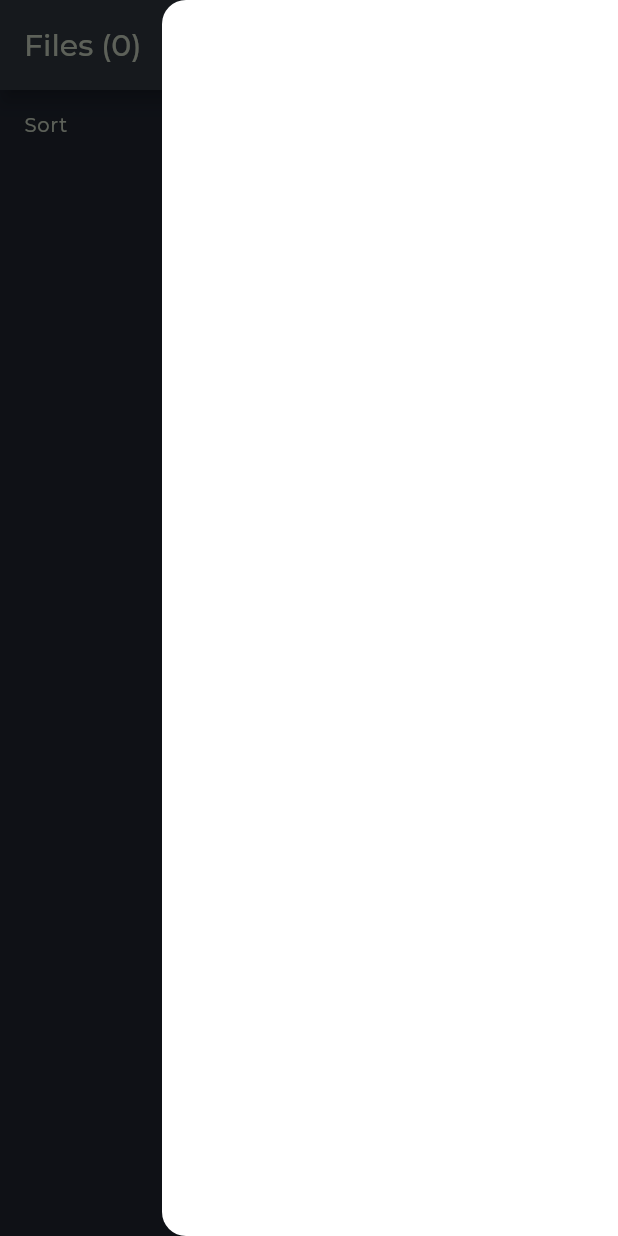
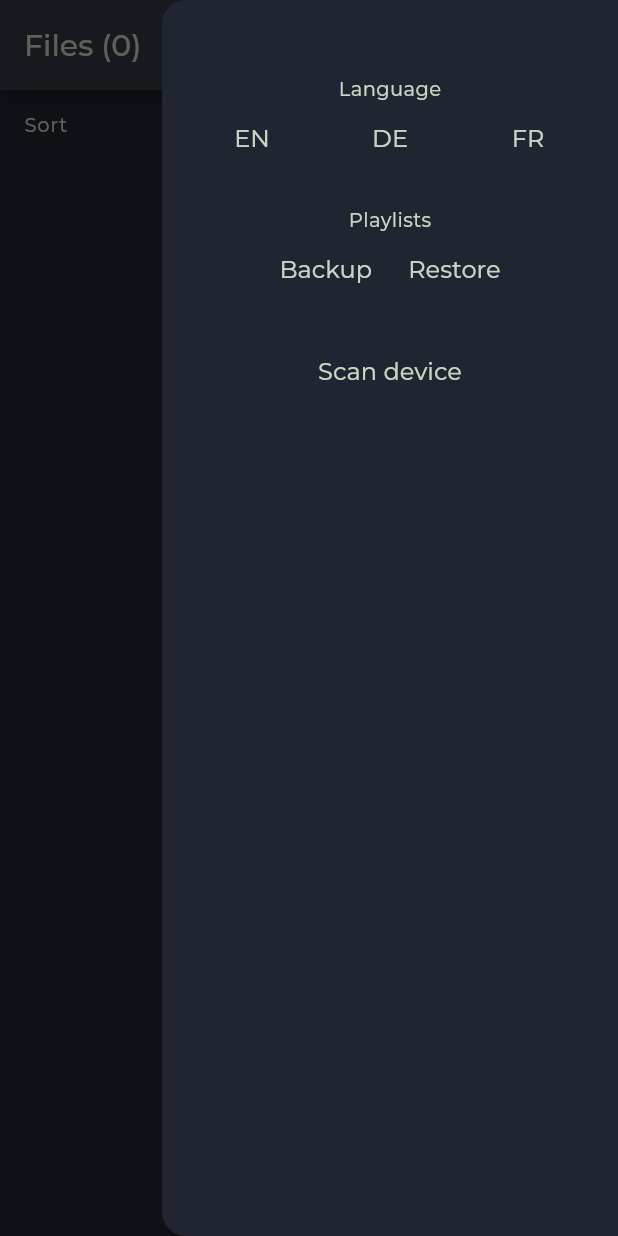
Before and after one commit to benbass/OrangeJam, a Flutter app: the screen it shows after launch, with the side drawer open, on a phone screen of 412 x 824 dp. Run offline on Flutter 3.47's test engine with Material 3 defaults, Android fonts, the light colour scheme and no system bars; our stand-ins replace audio_video_progress_bar, awesome_notifications, bloc, dartz, device_info_plus, diacritic and 9 more; missing offline and left inert: audio_session, audio_wave, external_path, flutter_sound, googleapis, metadata_god and 1 more; generated files the repository leaves out were written again; project files that could hold a hidden picture were left out.

Commit message:
Localization cubit implementiert, drawer

```diff
--- /dev/null
+++ b/lib/application/language/language_cubit.dart
@@ -0,0 +1,14 @@
+import 'package:bloc/bloc.dart';
+import 'package:shared_preferences/shared_preferences.dart';
+
+class LanguageCubit extends Cubit<String> {
+  LanguageCubit() : super("");
+
+  void setLang(String lang) async {
+    final Future<SharedPreferences> langPrefsI =
+    SharedPreferences.getInstance();
+    SharedPreferences langPrefs = await langPrefsI;
+    langPrefs.setString("prefLang", lang);
+    emit(lang);
+  }
+}
--- a/lib/l10n/intl_de.arb
+++ b/lib/l10n/intl_de.arb
@@ -71,5 +71,9 @@
   "playlistHandler_theTrackWasAddedToThePlaylistSelectedval": "Der Track wurde zur Playlist '{selectedVal}' hinzugefügt.",
   "playlistHandler_thePlaylistSelectedvalAlreadyContainsThisTrack": "Dieser Track befindet sich bereits in der Playlist '{selectedVal}'.",
   "playlistHandler_pickAPlaylist": "Playlist auswählen!",
-  "playlistHandler_pick": "Auswählen"
+  "playlistHandler_pick": "Auswählen",
+  "drawer_language": "Sprache",
+  "drawer_backup": "Sicherung",
+  "drawer_restore": "Wiederherstellung",
+  "drawer_scanDevice": "Gerät durchsuchen"
 }
--- a/lib/l10n/intl_en.arb
+++ b/lib/l10n/intl_en.arb
@@ -71,5 +71,9 @@
   "playlistHandler_theTrackWasAddedToThePlaylistSelectedval": "The track was added to the playlist '{selectedVal}'.",
   "playlistHandler_thePlaylistSelectedvalAlreadyContainsThisTrack": "The playlist '{selectedVal}' already contains this track.",
   "playlistHandler_pickAPlaylist": "Pick a playlist!",
-  "playlistHandler_pick": "Pick"
+  "playlistHandler_pick": "Pick",
+  "drawer_language": "Language",
+  "drawer_backup": "Backup",
+  "drawer_restore": "Restore",
+  "drawer_scanDevice": "Scan device"
 }
--- a/lib/l10n/intl_fr.arb
+++ b/lib/l10n/intl_fr.arb
@@ -71,5 +71,9 @@
   "playlistHandler_theTrackWasAddedToThePlaylistSelectedval": "Le titre a été ajouté à la playlist '{selectedVal}'.",
   "playlistHandler_thePlaylistSelectedvalAlreadyContainsThisTrack": "La playlist '{selectedVal}' contient déjà ce titre.",
   "playlistHandler_pickAPlaylist": "Choisis une playlist!",
-  "playlistHandler_pick": "Sélection"
+  "playlistHandler_pick": "Sélection",
+  "drawer_language": "Langue",
+  "drawer_backup": "Backup",
+  "drawer_restore": "Restaurer",
+  "drawer_scanDevice": "Recherche de fichiers"
 }
--- a/lib/main.dart
+++ b/lib/main.dart
@@ -1,5 +1,7 @@
 import 'package:flutter/material.dart';
 import 'package:flutter_localizations/flutter_localizations.dart';
+import 'package:orange_player/application/language/language_cubit.dart';
+
 import 'generated/l10n.dart';
 import 'package:orange_player/application/playlists/playlists_bloc.dart';
 import 'package:orange_player/application/extra_bar_all_files/filterby/appbar_filterby_cubit.dart';
@@ -112,6 +114,11 @@ class MyApp extends StatelessWidget {
           BlocProvider(
             create: (BuildContext context) => IsCommWithGoogleCubit(),
           ),
+
+          /// handles app language
+          BlocProvider(
+            create: (BuildContext context) => LanguageCubit(),
+          ),
         ],
         child: const MyHomePage(),
       ),
--- /dev/null
+++ b/lib/presentation/drawer/drawer.dart
@@ -0,0 +1,92 @@
+import 'package:flutter/material.dart';
+import 'package:flutter_bloc/flutter_bloc.dart';
+import 'package:orange_player/application/language/language_cubit.dart';
+
+import '../../application/listview/tracklist/tracklist_bloc.dart';
+import '../../generated/l10n.dart';
+import '../../injection.dart';
+import '../homepage/custom_widgets/custom_widgets.dart';
+
+class MyDrawer extends StatelessWidget {
+  final List<Locale> supportedLang;
+
+  const MyDrawer({
+    super.key,
+    required this.supportedLang,
+  });
+
+  @override
+  Widget build(BuildContext context) {
+    final themeData = Theme.of(context);
+    return Drawer(
+      backgroundColor: themeData.colorScheme.primaryContainer,
+      child: Column(
+        children: [
+          /// Language
+          const SizedBox(
+            height: 50,
+          ),
+          Text(S.of(context).drawer_language),
+          Row(
+            crossAxisAlignment: CrossAxisAlignment.start,
+            mainAxisAlignment: MainAxisAlignment.spaceEvenly,
+            children: supportedLang
+                .map(
+                  (locale) => TextButton(
+                      onPressed: () {
+                        BlocProvider.of<LanguageCubit>(context)
+                            .setLang(locale.languageCode);
+                      },
+                      child: Text(
+                        locale.languageCode.toUpperCase(),
+                      )),
+                )
+                .toList(),
+          ),
+          const SizedBox(
+            height: 20,
+          ),
+          const Text("Playlists"),
+          Row(
+            mainAxisAlignment: MainAxisAlignment.spaceEvenly,
+            mainAxisSize: MainAxisSize.min,
+            children: [
+              TextButton(
+                onPressed: () {
+                  Navigator.of(context).pop();
+                  dialogActionRestoreOrBackupPlaylists(context, "backup");
+                },
+                child: Text(
+                  S.of(context).drawer_backup,
+                ),
+              ),
+              TextButton(
+                onPressed: () {
+                  Navigator.of(context).pop();
+                  dialogActionRestoreOrBackupPlaylists(context, "restore");
+                },
+                child: Text(
+                  S.of(context).drawer_restore,
+                ),
+              ),
+            ],
+          ),
+          const SizedBox(
+            height: 20,
+          ),
+          TextButton(
+            onPressed: () {
+              Navigator.of(context).pop();
+              trackBox.removeAll();
+              BlocProvider.of<TracklistBloc>(context)
+                  .add(TrackListRefreschingEvent());
+            },
+            child: Text(
+              S.of(context).drawer_scanDevice,
+            ),
+          ),
+        ],
+      ),
+    );
+  }
+}
--- a/lib/presentation/homepage/homepage.dart
+++ b/lib/presentation/homepage/homepage.dart
@@ -1,8 +1,11 @@
 import 'package:flutter/material.dart';
 import 'package:flutter_bloc/flutter_bloc.dart';
+import 'package:orange_player/application/language/language_cubit.dart';
 import 'package:orange_player/core/initialize_awesome_notifications.dart';
+import 'package:orange_player/presentation/drawer/drawer.dart';
 import 'package:orange_player/presentation/homepage/progress_indicator/progress_indicator.dart';
 import 'package:scrollview_observer/scrollview_observer.dart';
+import 'package:shared_preferences/shared_preferences.dart';
 
 import '../../application/listview/ui/is_comm_with_google_cubit.dart';
 import '../../application/playercontrols/bloc/playercontrols_bloc.dart';
@@ -30,15 +33,16 @@ class MyHomePage extends StatelessWidget {
     super.key,
   });
 
+  Future<String> getLangFromPrefs() async {
+    final Future<SharedPreferences> langPrefs = SharedPreferences.getInstance();
+    final String prefLang =
+        await langPrefs.then((value) => value.getString("prefLang") ?? "");
+    return prefLang;
+  }
+
   @override
   Widget build(BuildContext context) {
-    final String deviceLang = Localizations.localeOf(context).languageCode;
-    final List<Locale> supportedLang = S.delegate.supportedLocales;
-    if(supportedLang.contains(Locale(deviceLang))){
-      S.load(Locale(deviceLang));
-    } else {
-      S.load(const Locale('en'));
-    }
+    getLangFromPrefs().then((value) => S.load(Locale(value)));
 
     final MyAudioHandler audioHandler = sl<MyAudioHandler>();
     final tracklistBloc = BlocProvider.of<TracklistBloc>(context);
@@ -95,32 +99,42 @@ class MyHomePage extends StatelessWidget {
       onStateChange: onStateChanged,
     );
 
-    return Scaffold(
+    return BlocConsumer<LanguageCubit, String>(
+      listener: (context, state) {
+        S.load(Locale(state));
+      },
+      builder: (context, state) => Scaffold(
         key: globalScaffoldKey.scaffoldKey,
         appBar: AppBar(
           title: AppBarContent(themeData: themeData),
         ),
-      /// TODO: drawer!!!
-      endDrawer: const Drawer(),
+
+        endDrawer: MyDrawer(
+          supportedLang: S.delegate.supportedLocales,
+        ),
         body: SizedBox(
           height: double.infinity,
           child: BlocBuilder<TracklistBloc, TracklistState>(
             builder: (context, tracklistState) {
               if (tracklistState is TracklistInitial) {
                 tracklistBloc.add(TrackListLoadingEvent());
-              return CustomProgressIndicator(progressText: S.of(context).homePage_ScanningDevice, themeData: themeData);
+                return CustomProgressIndicator(
+                    progressText: S.of(context).homePage_ScanningDevice,
+                    themeData: themeData);
               } else if (tracklistState is TracklistStateLoading) {
                 /// we send the data from source to the playlist bloc so playlist can be built
                 playlistsBloc
                     .add(PlaylistsLoadingEvent(tracks: tracklistState.tracks));
                 tracklistBloc.add(TrackListLoadedEvent());
-              return CustomProgressIndicator(progressText: S.of(context).homePage_LoadingTracks, themeData: themeData);
+                return CustomProgressIndicator(
+                    progressText: S.of(context).homePage_LoadingTracks,
+                    themeData: themeData);
               } else if (tracklistState is TracklistStateLoaded) {
                 // Player is open so we can subscribe
                 if (audioHandler.flutterSoundPlayer.isOpen()) {
                   // Position for Progressbar in Player controls and behaviour at track end
-                audioHandler.flutterSoundPlayer
-                    .setSubscriptionDuration(const Duration(milliseconds: 100));
+                  audioHandler.flutterSoundPlayer.setSubscriptionDuration(
+                      const Duration(milliseconds: 100));
                   //init and check permission of awesomeNotifications
                   initAwesomeNotifications();
                 }
@@ -144,7 +158,8 @@ class MyHomePage extends StatelessWidget {
                           child: RawScrollbar(
                             trackVisibility: true,
                             thickness: 8.0,
-                          thumbColor: const Color(0xFFFF8100).withOpacity(0.7),
+                            thumbColor:
+                                const Color(0xFFFF8100).withOpacity(0.7),
                             controller: sctr,
                             //shape: const OvalBorder(),
                             child: Stack(
@@ -164,7 +179,8 @@ class MyHomePage extends StatelessWidget {
                                       visible: state,
                                       child: Center(
                                         child: CircularProgressIndicator(
-                                        color: themeData.colorScheme.secondary,
+                                          color:
+                                              themeData.colorScheme.secondary,
                                         ),
                                       ),
                                     );
@@ -247,6 +263,7 @@ class MyHomePage extends StatelessWidget {
             );
           },
         ),
+      ),
     );
   }
 }
--- a/lib/presentation/homepage/playlists_menu/bottom_sheet_playlists_menu.dart
+++ b/lib/presentation/homepage/playlists_menu/bottom_sheet_playlists_menu.dart
@@ -29,11 +29,11 @@ class BottomSheetPlaylistsMenu extends StatelessWidget {
         image: DecorationImage(
           image: AssetImage("assets/orange.jpeg"),
           fit: BoxFit.fitWidth,
-          opacity: 0.75,
+          opacity: 0.35,
           alignment: Alignment.center,
           colorFilter: ColorFilter.mode(
             Color(0xFFFF8100),
-            BlendMode.color,
+            BlendMode.darken,
           ),
         ),
         color: Color(0xFFFF8100),
--- a/pubspec.yaml
+++ b/pubspec.yaml
@@ -71,6 +71,7 @@ dependencies:
   objectbox: ^4.0.1
   objectbox_flutter_libs: any
   intl: ^0.19.0
+  flutter_translate: ^4.1.0
   #flutter_local_notifications: ^17.1.1
   #firebase_core: ^2.30.0
   #googleapis_auth: ^1.6.0
```
Also changed, not shown: lib/presentation/homepage/playlists_menu/widgets/topbar_playlists_menu.dart (+3 -39 lines), lib/generated/intl/messages_de.dart, lib/generated/intl/messages_en.dart, lib/generated/intl/messages_fr.dart, lib/generated/l10n.dart, pubspec.lock. Lines whose indentation alone changed are shown as unchanged.
